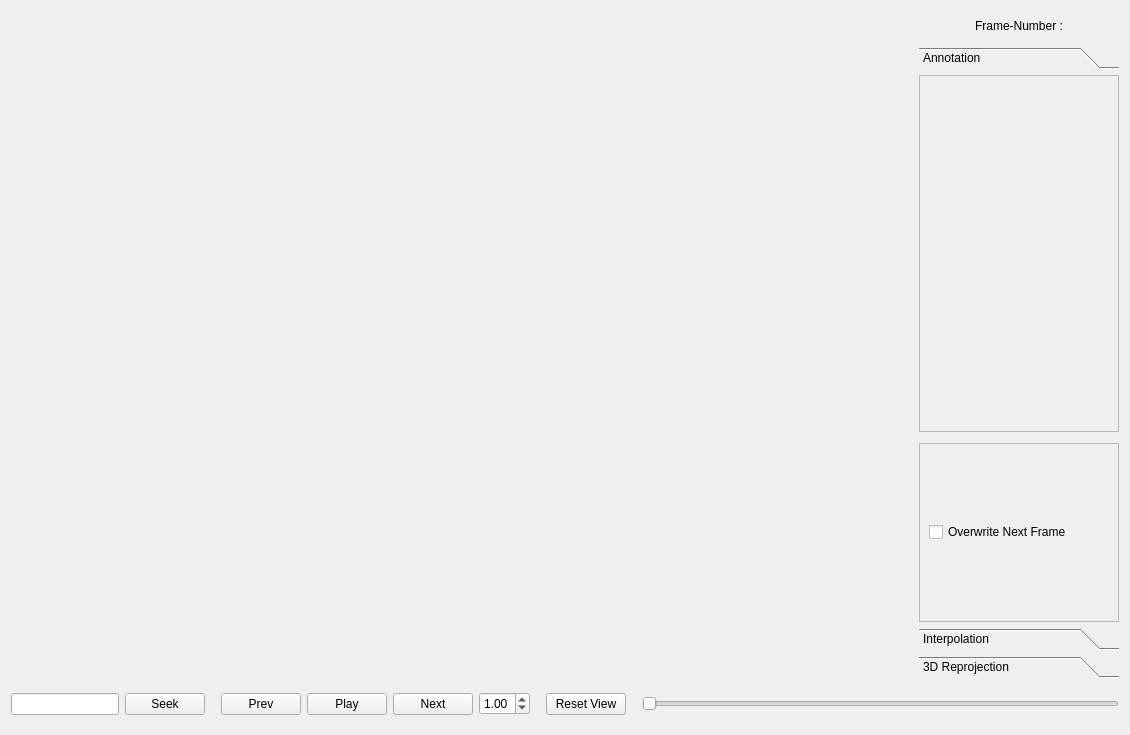
The window that Resources/AnnotationWidget.ui (mahir1010/MuSeqPose) describes before a commit, drawn with Qt 5.
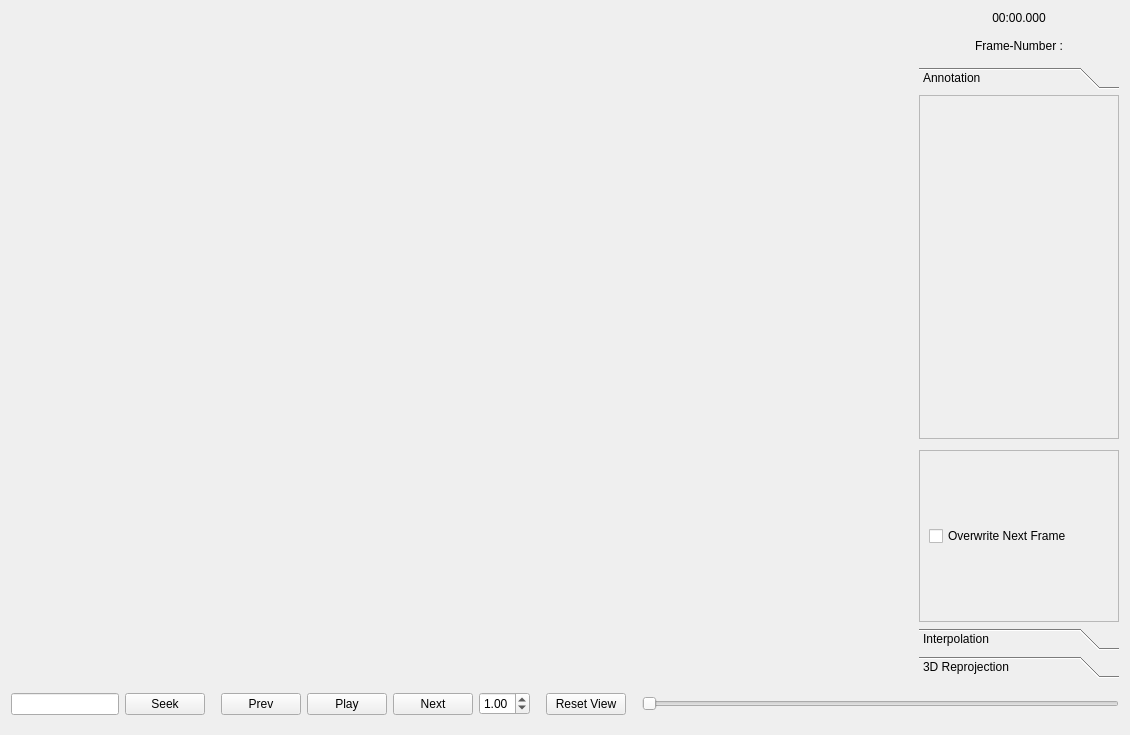
The same window after the commit.

Commit message: added timecode above frame number, changed tab color to blue for better visual on Windows

Patch:
```diff
--- a/Resources/AnnotationWidget.ui
+++ b/Resources/AnnotationWidget.ui
@@ -15,7 +15,7 @@
   </property>
   <layout class="QGridLayout" name="gridLayout" rowstretch="0,0" columnstretch="5,0">
    <item row="0" column="1">
-    <layout class="QVBoxLayout" name="verticalLayout_3" stretch="0,0">
+    <layout class="QVBoxLayout" name="verticalLayout_3" stretch="0,0,0">
      <property name="sizeConstraint">
       <enum>QLayout::SetFixedSize</enum>
      </property>
@@ -25,6 +25,16 @@
      <property name="bottomMargin">
       <number>0</number>
      </property>
+     <item>
+      <widget class="QLabel" name="timestamp">
+       <property name="text">
+        <string>00:00.000</string>
+       </property>
+       <property name="alignment">
+        <set>Qt::AlignCenter</set>
+       </property>
+      </widget>
+     </item>
      <item>
       <widget class="QLabel" name="frameNumber">
        <property name="minimumSize">
@@ -73,7 +83,7 @@
           <x>0</x>
           <y>0</y>
           <width>200</width>
-          <height>543</height>
+          <height>519</height>
          </rect>
         </property>
         <attribute name="label">
@@ -111,7 +121,7 @@
                 <x>0</x>
                 <y>0</y>
                 <width>194</width>
-                <height>345</height>
+                <height>329</height>
                </rect>
               </property>
               <layout class="QVBoxLayout" name="verticalLayout_7">
@@ -153,7 +163,7 @@
                 <x>0</x>
                 <y>0</y>
                 <width>194</width>
-                <height>171</height>
+                <height>163</height>
                </rect>
               </property>
               <layout class="QVBoxLayout" name="verticalLayout_8">
```
The commit also changes 3 other files.
